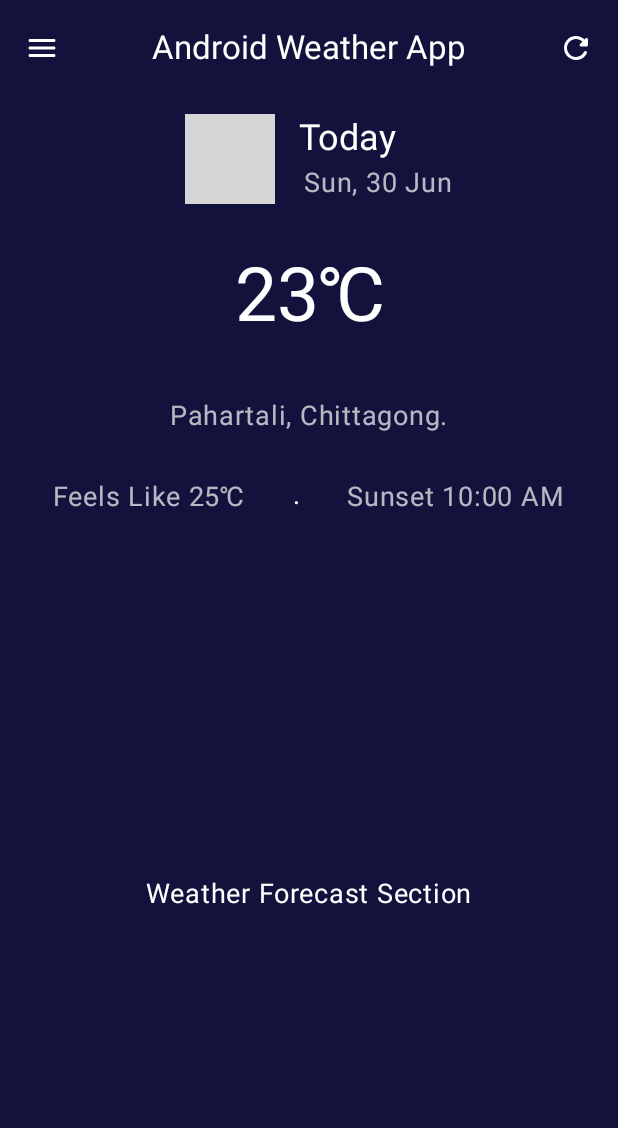
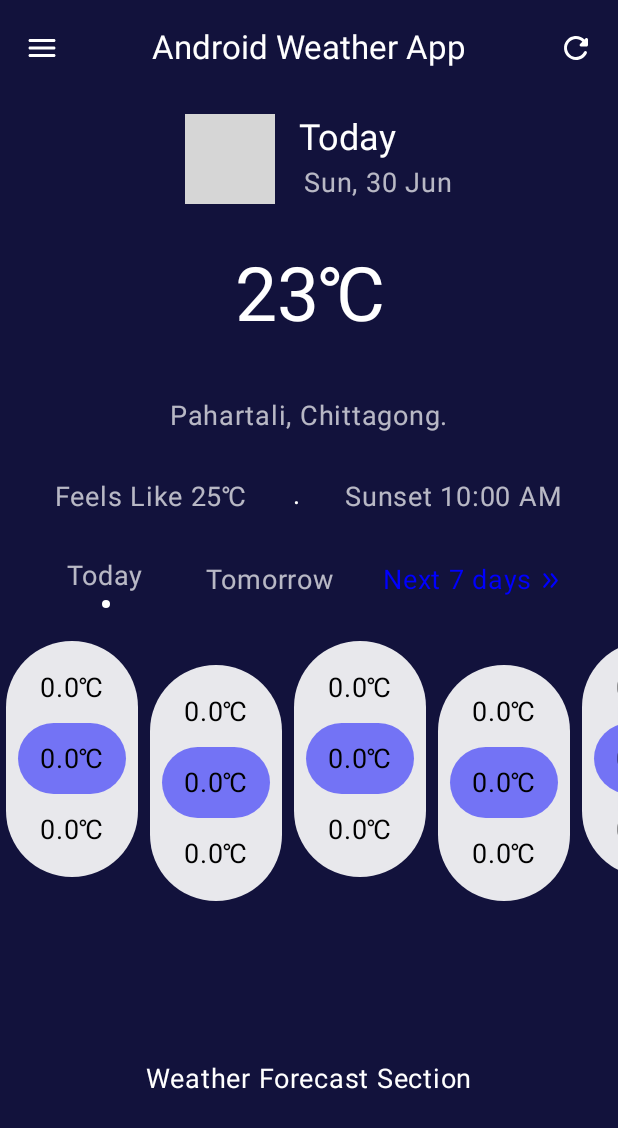
Before and after one commit to Hippopop/AndroidWeatherApp, an Android app built with Jetpack Compose: the screen it shows after launch (MainActivity), on a phone screen of 412 x 824 dp. Shown: the top 1128 px of the screen. Run offline under Robolectric (Android 15) with nearby library versions, the phone set to English and light mode, and no system bars; pictures from the network do not load; grey boxes are pictures that could not be loaded.

Commit message:
ui: forecast ui on progress!

```diff
--- a/app/src/main/java/com/mostafij/androidweatherapp/ui/features/homepage/Homepage.kt
+++ b/app/src/main/java/com/mostafij/androidweatherapp/ui/features/homepage/Homepage.kt
@@ -1,6 +1,5 @@
 package com.mostafij.androidweatherapp.ui.features.homepage
 
-import android.util.Log
 import androidx.compose.foundation.layout.Column
 import androidx.compose.foundation.layout.fillMaxSize
 import androidx.compose.foundation.layout.padding
--- a/app/src/main/java/com/mostafij/androidweatherapp/ui/features/homepage/components/CurrentWeatherComponent.kt
+++ b/app/src/main/java/com/mostafij/androidweatherapp/ui/features/homepage/components/CurrentWeatherComponent.kt
@@ -101,11 +101,13 @@ fun CurrentWeatherComponent(modifier: Modifier = Modifier) {
                 Text(
                     text = "Feels Like 25${StringConstants.CELSIUS}",
                     style = MaterialTheme.typography.bodyLarge,
+                    modifier = Modifier.padding(horizontal =  4.dp),
                 );
                 Text(".", color = MaterialTheme.colorScheme.inversePrimary);
                 Text(
                     text = "Sunset 10:00 AM",
                     style = MaterialTheme.typography.bodyLarge,
+                    modifier = Modifier.padding(horizontal =  4.dp),
                 );
             }
         }
--- a/app/src/main/java/com/mostafij/androidweatherapp/ui/features/homepage/components/WeatherForeacastComponent.kt
+++ b/app/src/main/java/com/mostafij/androidweatherapp/ui/features/homepage/components/WeatherForeacastComponent.kt
@@ -1,28 +1,98 @@
 package com.mostafij.androidweatherapp.ui.features.homepage.components
 
 import androidx.compose.foundation.background
+import androidx.compose.foundation.clickable
 import androidx.compose.foundation.layout.Arrangement
 import androidx.compose.foundation.layout.Box
 import androidx.compose.foundation.layout.Column
+import androidx.compose.foundation.layout.Row
+import androidx.compose.foundation.layout.fillMaxHeight
 import androidx.compose.foundation.layout.fillMaxSize
+import androidx.compose.foundation.layout.fillMaxWidth
+import androidx.compose.foundation.layout.padding
+import androidx.compose.foundation.layout.size
+import androidx.compose.foundation.layout.width
+import androidx.compose.foundation.lazy.LazyRow
+import androidx.compose.foundation.shape.CircleShape
+import androidx.compose.foundation.shape.RoundedCornerShape
+import androidx.compose.material3.Icon
 import androidx.compose.material3.MaterialTheme
 import androidx.compose.material3.Text
 import androidx.compose.runtime.Composable
+import androidx.compose.runtime.mutableStateOf
+import androidx.compose.runtime.remember
 import androidx.compose.ui.Alignment
 import androidx.compose.ui.Modifier
+import androidx.compose.ui.graphics.Color
+import androidx.compose.ui.res.painterResource
+import androidx.compose.ui.unit.dp
+import com.mostafij.androidweatherapp.R
+import com.mostafij.androidweatherapp.constants.StringConstants
 
 
 @Composable
 fun WeatherForecastComponent(modifier: Modifier = Modifier) {
+    val selectedForecastDay = remember { mutableStateOf(ForecastDay.TODAY) };
+
     Box(
         modifier
             .fillMaxSize()
             .background(color = MaterialTheme.colorScheme.background),
     ) {
+        Column {
+            Row(
+                verticalAlignment = Alignment.CenterVertically,
+                horizontalArrangement = Arrangement.SpaceAround,
+                modifier = Modifier
+                    .padding(horizontal = 24.dp)
+                    .fillMaxWidth(),
+            ) {
+                TodayTomorrowButton(
+                    selected = selectedForecastDay.value,
+                    forecastDay = ForecastDay.TODAY,
+                    onSelect = {
+                        selectedForecastDay.value = it
+                    },
+                );
+                TodayTomorrowButton(
+                    selected = selectedForecastDay.value,
+                    forecastDay = ForecastDay.TOMORROW,
+                    onSelect = {
+                        selectedForecastDay.value = it
+                    },
+                );
+                Row(verticalAlignment = Alignment.CenterVertically,
+                    modifier = Modifier.clickable { }) {
+                    Text(text = "Next 7 days", color = Color.Blue);
+                    Icon(
+                        painter = painterResource(id = R.drawable.arrowhead_right),
+                        contentDescription = "Search Button",
+                        tint = Color.Blue,
+                        modifier = Modifier
+                            .size(20.dp)
+                            .padding(start = 3.dp)
+                    );
+
+                }
+            }
+            LazyRow(
+                modifier = Modifier
+                    .weight(1f)
+                    .fillMaxHeight()
+                    .padding(top= 8.dp)
+                    .padding(vertical = 10.dp),
+            ) {
+                items(10) {
+                    HourlyForecastComponent(isDark = (it.mod(2) == 0))
+                }
+            }
             Column(
                 verticalArrangement = Arrangement.Center,
                 horizontalAlignment = Alignment.CenterHorizontally,
-            modifier = Modifier.fillMaxSize(),
+                modifier = Modifier
+                    .weight(1f)
+                    .fillMaxSize()
+                    .padding(horizontal = 24.dp),
             ) {
                 Text(
                     text = "Weather Forecast Section",
@@ -31,3 +101,82 @@ fun WeatherForecastComponent(modifier: Modifier = Modifier) {
             }
         }
     }
+}
+
+@Composable
+fun HourlyForecastComponent(modifier: Modifier = Modifier, isDark: Boolean) {
+    Box(
+        modifier = modifier
+            .fillMaxSize()
+            .padding(4.dp)
+            .padding(top = if (isDark) 0.dp else 16.dp, bottom = if (isDark) 16.dp else 0.dp)
+            .background(color = Color.White.copy(alpha = .9f), shape = RoundedCornerShape(100.dp))
+    ) {
+        Column(modifier = Modifier
+            .padding(8.dp)
+            .width(72.dp)) {
+            Box(
+                Modifier
+                    .weight(1f)
+                    .fillMaxSize()) {
+                Text(
+                    text = "0.0${StringConstants.CELSIUS}",
+                    color = Color.Black,
+                    modifier = Modifier.align(Alignment.Center),
+                )
+            };
+            Box(
+                Modifier
+                    .weight(1f)
+                    .fillMaxSize().background(color = Color.Blue.copy(alpha = .5f), shape = CircleShape,)) {
+                Text(
+                    text = "0.0${StringConstants.CELSIUS}",
+                    color = Color.Black,
+                    modifier = Modifier.align(Alignment.Center).padding(4.dp),
+                )
+            };
+            Box(
+                Modifier
+                    .weight(1f)
+                    .fillMaxSize()) {
+                Text(
+                    text = "0.0${StringConstants.CELSIUS}",
+                    color = Color.Black,
+                    modifier = Modifier.align(Alignment.Center),
+                )
+            };
+        }
+    }
+}
+
+
+enum class ForecastDay {
+    TODAY, TOMORROW
+}
+
+@Composable
+fun TodayTomorrowButton(
+    modifier: Modifier = Modifier,
+    selected: ForecastDay,
+    forecastDay: ForecastDay,
+    onSelect: (it: ForecastDay) -> Unit,
+) {
+    Column(horizontalAlignment = Alignment.CenterHorizontally, modifier = modifier) {
+        Text(
+            text = forecastDay.name.lowercase().replaceFirstChar { it.uppercase() },
+            modifier = Modifier
+                .padding(horizontal = 8.dp, vertical = 4.dp)
+                .clickable { onSelect(forecastDay) },
+        );
+        if (selected == forecastDay) {
+            Box(
+                modifier = Modifier
+                    .size(5.dp)
+                    .background(
+                        shape = CircleShape,
+                        color = Color.White,
+                    ),
+            )
+        }
+    }
+}
--- /dev/null
+++ b/app/src/main/res/drawable/arrowhead_right.xml
@@ -0,0 +1,9 @@
+<vector xmlns:android="http://schemas.android.com/apk/res/android" android:autoMirrored="true" android:height="24dp" android:viewportHeight="24" android:viewportWidth="24" android:width="24dp">
+
+    <path android:fillAlpha="0" android:fillColor="#FF000000" android:pathData="M0,24l0,-24l24,-0l0,24z" android:strokeAlpha="0"/>
+
+    <path android:fillColor="#FF000000" android:pathData="M18.78,11.37l-4.78,-6a1,1 0,0 0,-1.41 -0.15,1 1,0 0,0 -0.15,1.41L16.71,12l-4.48,5.37a1,1 0,0 0,0.13 1.41A1,1 0,0 0,13 19a1,1 0,0 0,0.77 -0.36l5,-6a1,1 0,0 0,0.01 -1.27z"/>
+
+    <path android:fillColor="#FF000000" android:pathData="M7,5.37a1,1 0,0 0,-1.61 1.26L9.71,12l-4.48,5.36a1,1 0,0 0,0.13 1.41A1,1 0,0 0,6 19a1,1 0,0 0,0.77 -0.36l5,-6a1,1 0,0 0,0 -1.27z"/>
+
+</vector>
```
Lines whose indentation alone changed are shown as unchanged.
